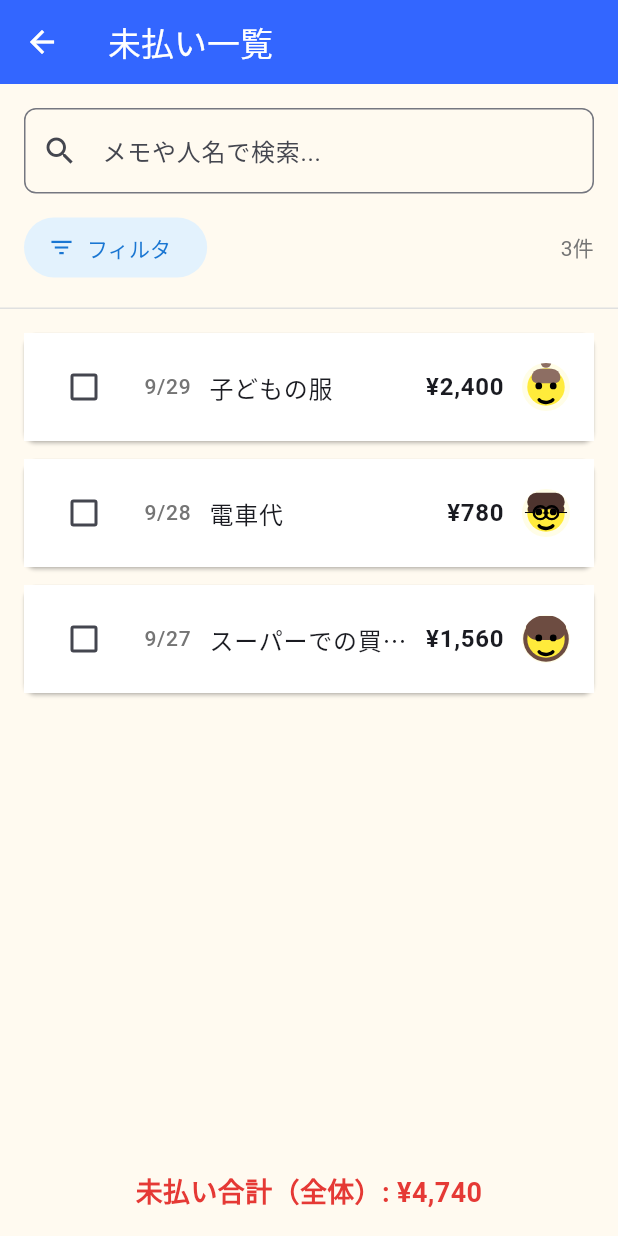
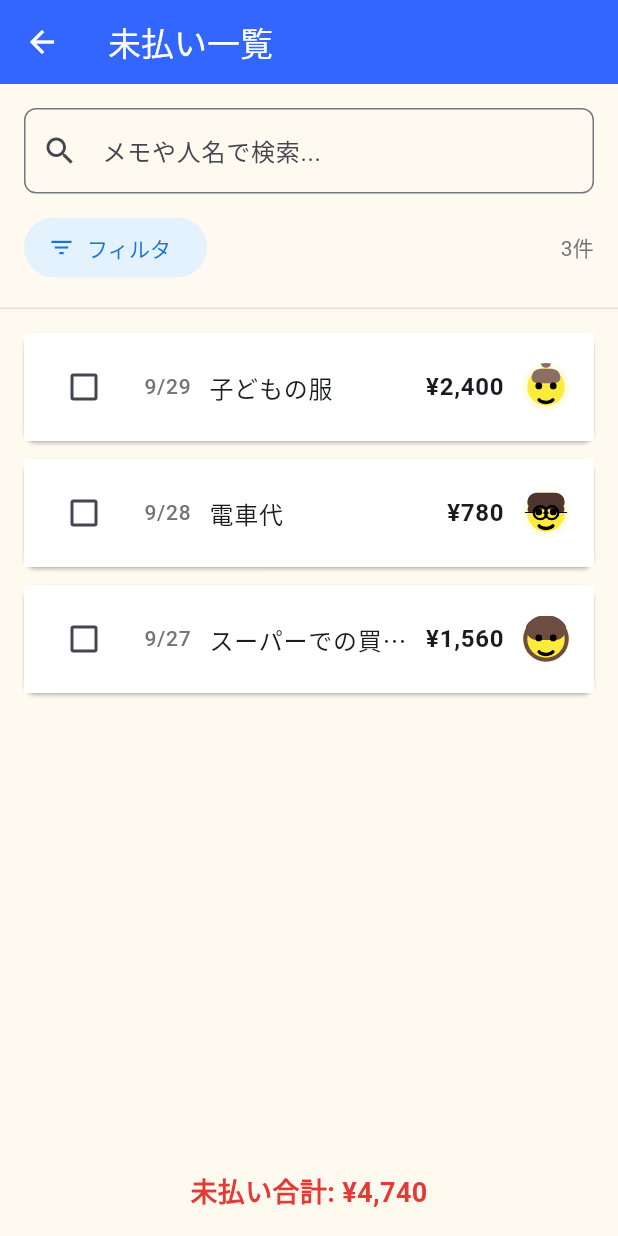
Before and after one commit to N-plus/PaymentCalendar, a Flutter app: the UnpaidScreen screen opened directly, on a phone screen of 412 x 824 dp. Run offline on Flutter 3.47's test engine with Material 3 defaults, Android fonts, the phone set to English and light mode, and no system bars; our stand-ins replace flutter_local_notifications, flutter_riverpod, image_picker, timezone.

Commit message:
Remove global label from unpaid total

```diff
--- a/lib/screens/unpaid/unpaid_screen.dart
+++ b/lib/screens/unpaid/unpaid_screen.dart
@@ -156,7 +156,7 @@ class _UnpaidScreenState extends ConsumerState<UnpaidScreen> {
         padding: const EdgeInsets.all(16),
         child: SafeArea(
           child: Text(
-            '未払い合計（全体）: ${formatCurrency(total)}',
+            '未払い合計: ${formatCurrency(total)}',
             style: TextStyle(
               fontSize: 18,
               fontWeight: FontWeight.bold,
```
